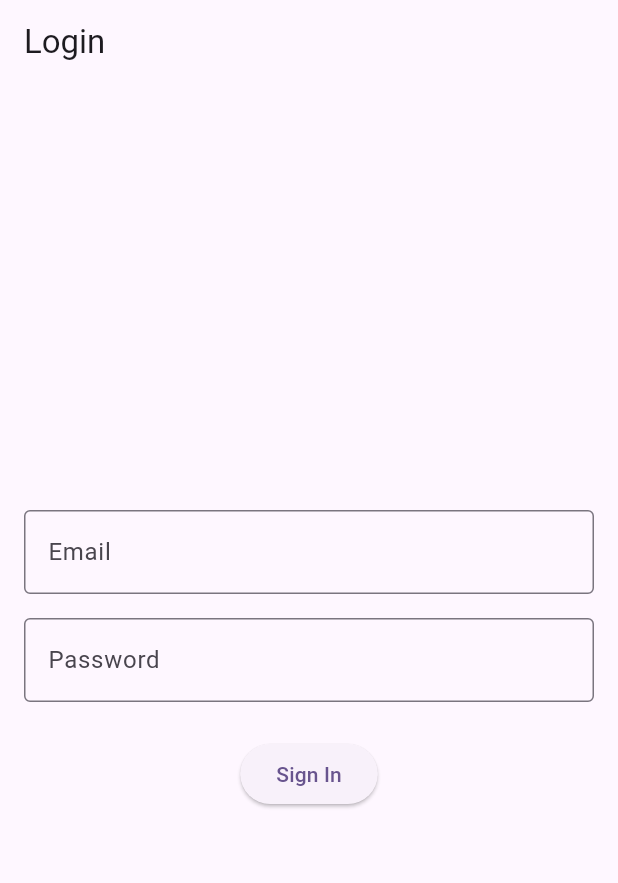
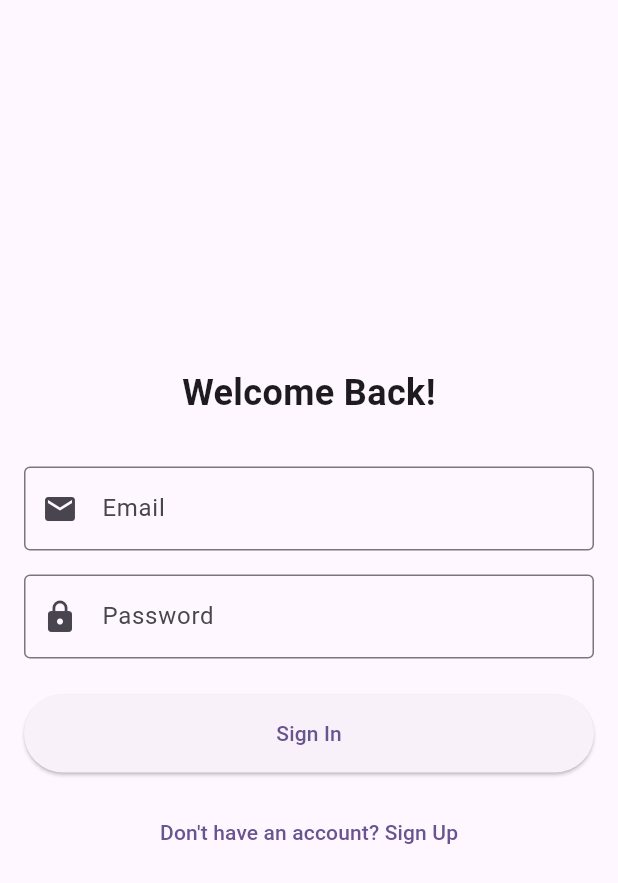
Before and after one commit to KugleBlitz007/vohi_tsoa, a Flutter app: the screen it shows after launch, on a phone screen of 412 x 824 dp. Shown: the top 883 px of the screen. Run offline on Flutter 3.47's test engine with Material 3 defaults, Android fonts, the phone set to English and light mode, and no system bars; our stand-ins replace firebase_auth, firebase_core; accounts and stored records are empty.

Commit message:
Implemented separate login and sign up

```diff
--- a/lib/screens/login_screen.dart
+++ b/lib/screens/login_screen.dart
@@ -1,5 +1,6 @@
 import 'package:flutter/material.dart';
 import '../services/auth_service.dart';
+import 'register_screen.dart';
 
 class LoginScreen extends StatefulWidget {
   const LoginScreen({super.key});
@@ -31,38 +32,61 @@ class _LoginScreenState extends State<LoginScreen> {
           _passwordController.text.trim(),
         );
       } catch (e) {
+        if (mounted) {
           ScaffoldMessenger.of(context).showSnackBar(
             SnackBar(content: Text(e.toString())),
           );
+        }
       } finally {
+        if (mounted) {
           setState(() => _isLoading = false);
         }
       }
+    }
+  }
+
+  void _navigateToRegister() {
+    Navigator.push(
+      context,
+      MaterialPageRoute(builder: (context) => const RegisterScreen()),
+    );
   }
 
   @override
   Widget build(BuildContext context) {
     return Scaffold(
-      appBar: AppBar(
-        title: const Text('Login'),
-      ),
-      body: Padding(
+      body: SafeArea(
+        child: Padding(
           padding: const EdgeInsets.all(16.0),
           child: Form(
             key: _formKey,
             child: Column(
               mainAxisAlignment: MainAxisAlignment.center,
+              crossAxisAlignment: CrossAxisAlignment.stretch,
               children: [
+                const Text(
+                  'Welcome Back!',
+                  style: TextStyle(
+                    fontSize: 24,
+                    fontWeight: FontWeight.bold,
+                  ),
+                  textAlign: TextAlign.center,
+                ),
+                const SizedBox(height: 32),
                 TextFormField(
                   controller: _emailController,
                   decoration: const InputDecoration(
                     labelText: 'Email',
                     border: OutlineInputBorder(),
+                    prefixIcon: Icon(Icons.email),
                   ),
                   keyboardType: TextInputType.emailAddress,
                   validator: (value) {
                     if (value == null || value.isEmpty) {
                       return 'Please enter your email';
+                    }
+                    if (!value.contains('@')) {
+                      return 'Please enter a valid email';
                     }
                     return null;
                   },
@@ -73,6 +97,7 @@ class _LoginScreenState extends State<LoginScreen> {
                   decoration: const InputDecoration(
                     labelText: 'Password',
                     border: OutlineInputBorder(),
+                    prefixIcon: Icon(Icons.lock),
                   ),
                   obscureText: true,
                   validator: (value) {
@@ -84,12 +109,21 @@ class _LoginScreenState extends State<LoginScreen> {
                 ),
                 const SizedBox(height: 24),
                 _isLoading
-                  ? const CircularProgressIndicator()
+                    ? const Center(child: CircularProgressIndicator())
                     : ElevatedButton(
                         onPressed: _signIn,
+                        style: ElevatedButton.styleFrom(
+                          padding: const EdgeInsets.symmetric(vertical: 16),
+                        ),
                         child: const Text('Sign In'),
                       ),
+                const SizedBox(height: 16),
+                TextButton(
+                  onPressed: _navigateToRegister,
+                  child: const Text("Don't have an account? Sign Up"),
+                ),
               ],
+            ),
           ),
         ),
       ),
```
Also changed, not shown: lib/screens/register_screen.dart (added, +131 -0 lines). Lines whose indentation alone changed are shown as unchanged.
